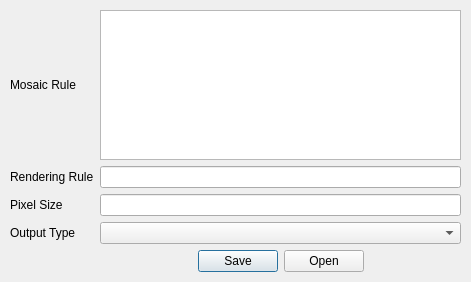
The window that histogram_dialog.ui (havochvatten/ArcGISConnector-QGIS-Plugin) describes before a commit, drawn with Qt 5.
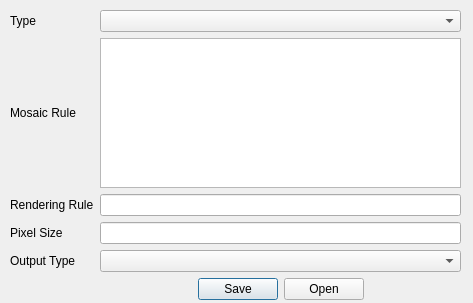
The same window after the commit.

Patch:
```diff
--- a/histogram_dialog.ui
+++ b/histogram_dialog.ui
@@ -6,8 +6,8 @@
    <rect>
     <x>0</x>
     <y>0</y>
-    <width>471</width>
-    <height>282</height>
+    <width>473</width>
+    <height>303</height>
    </rect>
   </property>
   <property name="windowTitle">
@@ -23,7 +23,20 @@
     </rect>
    </property>
    <layout class="QGridLayout" name="gridLayout">
-    <item row="4" column="1">
+    <item row="6" column="1">
+     <spacer name="verticalSpacer">
+      <property name="orientation">
+       <enum>Qt::Vertical</enum>
+      </property>
+      <property name="sizeHint" stdset="0">
+       <size>
+        <width>20</width>
+        <height>40</height>
+       </size>
+      </property>
+     </spacer>
+    </item>
+    <item row="5" column="1">
      <widget class="QDialogButtonBox" name="buttonBox">
       <property name="orientation">
        <enum>Qt::Horizontal</enum>
@@ -36,7 +49,7 @@
       </property>
      </widget>
     </item>
-    <item row="0" column="1">
+    <item row="1" column="1">
      <widget class="QTextEdit" name="mosaicEdit">
       <property name="maximumSize">
        <size>
@@ -53,55 +66,52 @@
       </property>
      </widget>
     </item>
-    <item row="3" column="1">
+    <item row="4" column="1">
      <widget class="QComboBox" name="formatComboBox"/>
     </item>
-    <item row="1" column="1">
+    <item row="2" column="1">
      <widget class="QLineEdit" name="renderingRuleEdit"/>
     </item>
-    <item row="3" column="0">
+    <item row="4" column="0">
      <widget class="QLabel" name="label_5">
       <property name="text">
        <string>Output Type</string>
       </property>
      </widget>
     </item>
-    <item row="2" column="0">
+    <item row="3" column="0">
      <widget class="QLabel" name="label">
       <property name="text">
        <string>Pixel Size</string>
       </property>
      </widget>
     </item>
-    <item row="1" column="0">
+    <item row="2" column="0">
      <widget class="QLabel" name="label_2">
       <property name="text">
        <string>Rendering Rule</string>
       </property>
      </widget>
     </item>
-    <item row="2" column="1">
+    <item row="3" column="1">
      <widget class="QLineEdit" name="pixelSizeEdit"/>
     </item>
-    <item row="0" column="0">
+    <item row="1" column="0">
      <widget class="QLabel" name="label_3">
       <property name="text">
        <string>Mosaic Rule</string>
       </property>
      </widget>
     </item>
-    <item row="5" column="1">
-     <spacer name="verticalSpacer">
-      <property name="orientation">
-       <enum>Qt::Vertical</enum>
+    <item row="0" column="1">
+     <widget class="QComboBox" name="typeComboBox"/>
+    </item>
+    <item row="0" column="0">
+     <widget class="QLabel" name="label_4">
+      <property name="text">
+       <string>Type</string>
       </property>
-      <property name="sizeHint" stdset="0">
-       <size>
-        <width>20</width>
-        <height>40</height>
-       </size>
-      </property>
-     </spacer>
+     </widget>
     </item>
    </layout>
   </widget>
```
